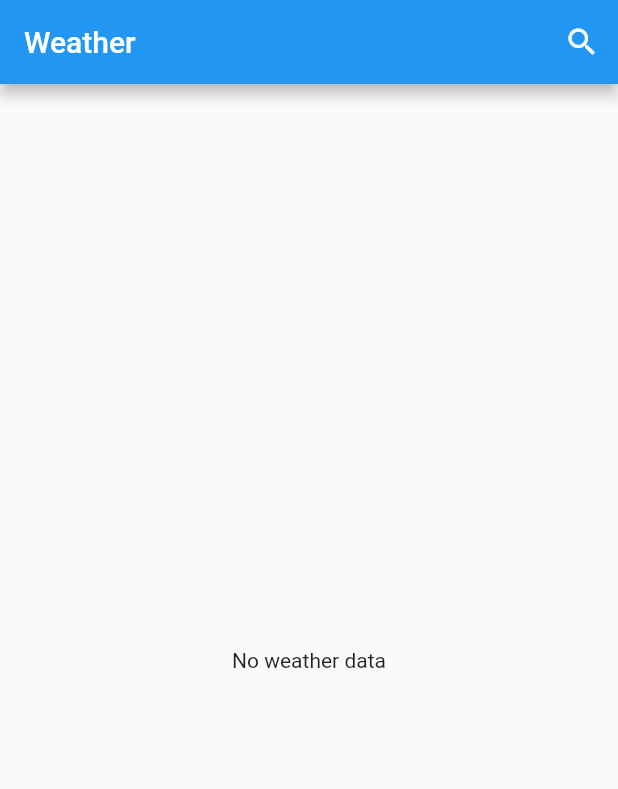
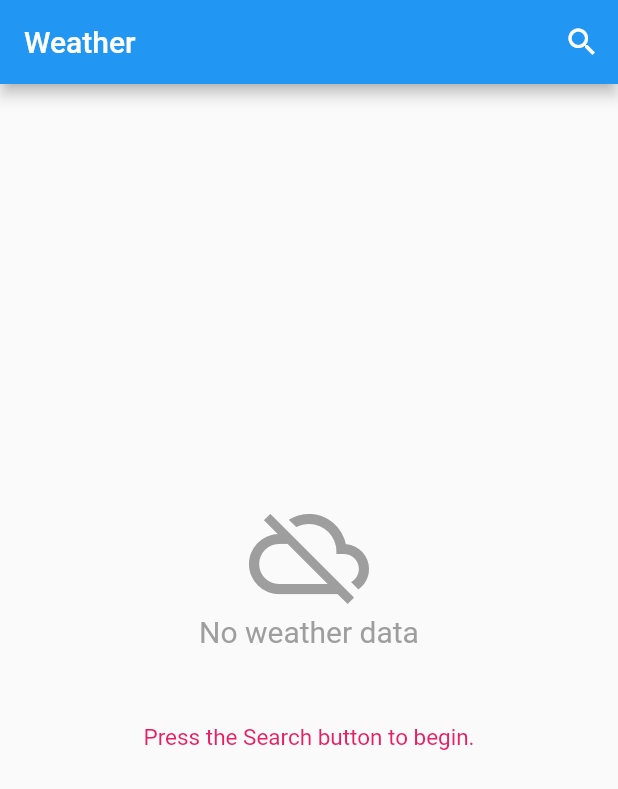
Before and after one commit to cyliong/weather-cross-platform, a Flutter app: the screen it shows after launch, on a phone screen of 412 x 824 dp. Shown: the top 789 px of the screen. Run offline on Flutter 3.47's test engine with Material 2 defaults, Android fonts, the phone set to English and light mode, and no system bars.

Commit message:
Implement empty state

```diff
--- a/lib/page/home_page.dart
+++ b/lib/page/home_page.dart
@@ -65,8 +65,44 @@ class _HomePageState extends State<HomePage> {
           )
         ],
       ),
-      body: const Center(
-        child: Text("No weather data"),
+      body: LayoutBuilder(
+        builder: (context, viewportConstraints) => SingleChildScrollView(
+          child: ConstrainedBox(
+            constraints: BoxConstraints(
+              minHeight: viewportConstraints.maxHeight,
+            ),
+            child: Center(
+              child: Column(
+                children: [
+                  Icon(
+                    Icons.cloud_off,
+                    size: 80,
+                    color: Colors.grey,
+                  ),
+                  Text(
+                    'No weather data',
+                    style: TextStyle(
+                      fontSize: 20,
+                      color: Colors.grey,
+                    ),
+                  ),
+                  Padding(
+                    padding: const EdgeInsets.symmetric(
+                      vertical: 50,
+                    ),
+                    child: Text(
+                      'Press the Search button to begin.',
+                      style: TextStyle(
+                        fontSize: 15,
+                        color: Colors.pink,
+                      ),
+                    ),
+                  ),
+                ],
+              ),
+            ),
+          ),
+        ),
       ),
     );
   }
```
